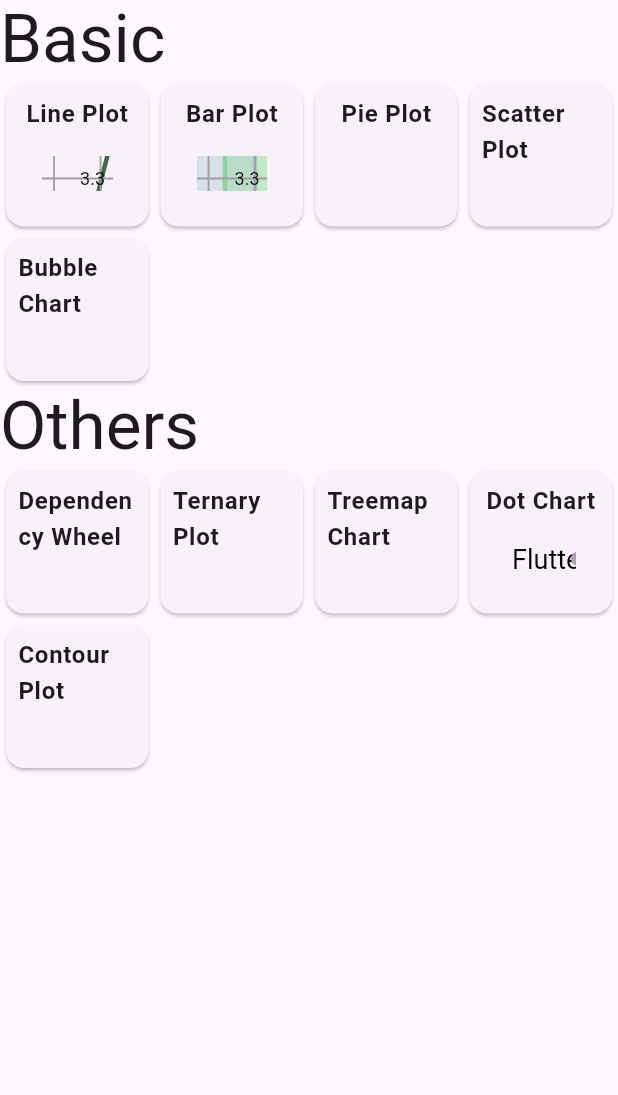
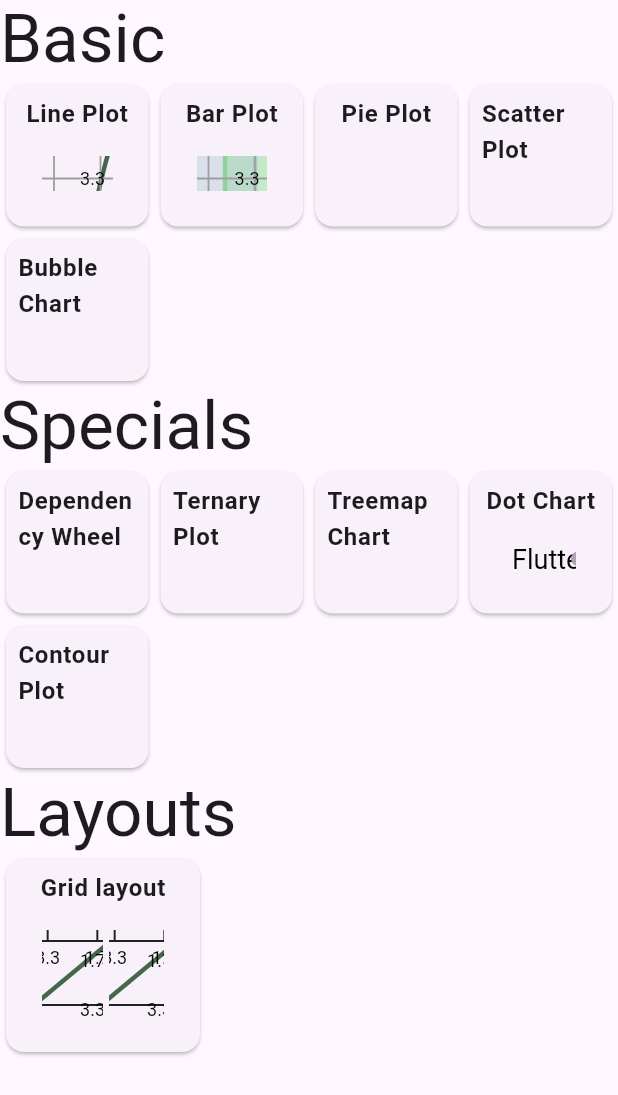
Before and after one commit to ClementBeal/pretty_charts, a Flutter app: the screen it shows after launch, on a phone screen of 412 x 824 dp. Shown: the top 1095 px of the screen. Run offline on Flutter 3.47's test engine with Material 3 defaults, Android fonts, the phone set to English and light mode, and no system bars.

Commit message:
add grid layout

```diff
--- a/example/lib/home_screen.dart
+++ b/example/lib/home_screen.dart
@@ -1,5 +1,6 @@
 import 'dart:math';
 
+import 'package:example/features/grid_layout/grid_layout_screen.dart';
 import 'package:flutter/material.dart';
 import 'package:example/features/bar_plot/bar_plot.dart';
 import 'package:example/features/contour_plot/contour_plot_screen.dart';
@@ -21,7 +22,213 @@ class HomeScreen extends StatelessWidget {
       body: ListView(
         children: [
           const TitleText("Basic"),
-          GridView.count(
+          const BasicPlotGrid(),
+          const TitleText("Specials"),
+          const SpecialChartsGrid(),
+          TitleText("Layouts"),
+          const LayoutGrid(),
+        ],
+      ),
+    );
+  }
+}
+
+class LayoutGrid extends StatelessWidget {
+  const LayoutGrid({
+    super.key,
+  });
+
+  @override
+  Widget build(BuildContext context) {
+    return GridView.count(
+      shrinkWrap: true,
+      physics: const NeverScrollableScrollPhysics(),
+      crossAxisCount: 3,
+      children: [
+        PlotCard(
+          name: "Grid layout",
+          destinationPage: GridLayoutScreen(),
+          plot: GridPlotLayout(
+            pattern: """
+AL""",
+            orders: "AL",
+            children: [
+              LinePlot(
+                axes: CartesianAxes(
+                  xLimits: AxesLimit(0, 5),
+                  yLimits: AxesLimit(0, 5),
+                  numberOfTicksOnX: 3,
+                  numberOfTicksOnY: 3,
+                ),
+                data: [
+                  LinePlotData(
+                    onGenerateY: (x) => x,
+                  ),
+                ],
+              ),
+              LinePlot(
+                axes: CartesianAxes(
+                  xLimits: AxesLimit(0, 5),
+                  yLimits: AxesLimit(0, 5),
+                  numberOfTicksOnX: 3,
+                  numberOfTicksOnY: 3,
+                ),
+                data: [
+                  LinePlotData(
+                    onGenerateY: (x) => x,
+                  ),
+                ],
+              ),
+            ],
+          ),
+        ),
+      ],
+    );
+  }
+}
+
+class SpecialChartsGrid extends StatelessWidget {
+  const SpecialChartsGrid({
+    super.key,
+  });
+
+  @override
+  Widget build(BuildContext context) {
+    return GridView.count(
+      shrinkWrap: true,
+      physics: const NeverScrollableScrollPhysics(),
+      crossAxisCount: 4,
+      children: [
+        PlotCard(
+          name: "Dependency Wheel",
+          plot: DependencyWheelChart(
+            sectionSpacing: 0.2,
+            data: [
+              DependencyWheelChartData(from: "A", to: "B", value: 2),
+              DependencyWheelChartData(from: "A", to: "C", value: 1),
+              DependencyWheelChartData(from: "C", to: "B", value: 4),
+            ],
+          ),
+          destinationPage: const DependencyWheelScreen(),
+        ),
+        PlotCard(
+          name: "Ternary Plot",
+          plot: TernaryPlot(
+            colorMap: pastel2,
+            data: [
+              TernaryPlotData(
+                name: "",
+                data: [
+                  TernaryPosition(
+                    leftAxesValue: 0,
+                    rightAxesValue: 0,
+                    bottomAxesValue: 100,
+                  ),
+                  TernaryPosition(
+                    leftAxesValue: 30,
+                    rightAxesValue: 0,
+                    bottomAxesValue: 90,
+                  ),
+                  TernaryPosition(
+                    leftAxesValue: 0,
+                    rightAxesValue: 30,
+                    bottomAxesValue: 90,
+                  ),
+                ],
+              ),
+              TernaryPlotData(
+                name: "",
+                data: [
+                  TernaryPosition(
+                      leftAxesValue: 100,
+                      bottomAxesValue: 0,
+                      rightAxesValue: 0),
+                  TernaryPosition(
+                      leftAxesValue: 80,
+                      bottomAxesValue: 40,
+                      rightAxesValue: 0),
+                  TernaryPosition(
+                      leftAxesValue: 40,
+                      bottomAxesValue: 40,
+                      rightAxesValue: 40),
+                ],
+              ),
+            ],
+            axes: TernaryPlotAxes(
+              leftAxesTitle: "Water",
+              rightAxesTitle: "Salt",
+              bottomAxesTitle: "Sugar",
+            ),
+          ),
+          destinationPage: const TernaryPlotScreen(),
+        ),
+        PlotCard(
+          name: "Treemap Chart",
+          plot: TreeMapChart(
+            interactions: [],
+            data: [
+              TreeMapChartData(name: "France", value: 54),
+              TreeMapChartData(name: "Italy", value: 22),
+              TreeMapChartData(name: "Spain", value: 10),
+              TreeMapChartData(name: "Portugal", value: 5),
+              TreeMapChartData(name: "UK", value: 2),
+            ],
+          ),
+          destinationPage: const TreeMapChartScreen(),
+        ),
+        PlotCard(
+          name: "Dot Chart",
+          plot: DotPlot(
+            axes: CartesianAxes(
+              xLimits: AxesLimit(20, 100),
+              yLimits: AxesLimit(20, 100),
+              numberOfTicksOnX: 3,
+              numberOfTicksOnY: 3,
+              xLabelsBuilder: (x) {
+                return x.toStringAsFixed(0);
+              },
+            ),
+            data: [
+              DotPlotData(data: [20, 80], name: "Flutter"),
+              DotPlotData(data: [56, 67], name: "Python"),
+              DotPlotData(data: [89, 32], name: "PHP"),
+            ],
+          ),
+          destinationPage: const DotPlotScreen(),
+        ),
+        PlotCard(
+          name: "Contour Plot",
+          plot: ContourPlot(
+            axes: CartesianAxes(
+              xLimits: AxesLimit(0, 5),
+              yLimits: AxesLimit(0, 5),
+              numberOfTicksOnX: 3,
+              numberOfTicksOnY: 3,
+            ),
+            data: [
+              ContourPlotData(
+                onGenerate: (x, y) {
+                  return sin(x) + sin(y);
+                },
+                nbLines: 20,
+              ),
+            ],
+          ),
+          destinationPage: const ContourPlotScreen(),
+        ),
+      ],
+    );
+  }
+}
+
+class BasicPlotGrid extends StatelessWidget {
+  const BasicPlotGrid({
+    super.key,
+  });
+
+  @override
+  Widget build(BuildContext context) {
+    return GridView.count(
       shrinkWrap: true,
       physics: const NeverScrollableScrollPhysics(),
       crossAxisCount: 4,
@@ -143,133 +350,6 @@ class HomeScreen extends StatelessWidget {
           destinationPage: const ScatterPlotScreen(),
         ),
       ],
-          ),
-          const TitleText("Others"),
-          GridView.count(
-            shrinkWrap: true,
-            physics: const NeverScrollableScrollPhysics(),
-            crossAxisCount: 4,
-            children: [
-              PlotCard(
-                name: "Dependency Wheel",
-                plot: DependencyWheelChart(
-                  sectionSpacing: 0.2,
-                  data: [
-                    DependencyWheelChartData(from: "A", to: "B", value: 2),
-                    DependencyWheelChartData(from: "A", to: "C", value: 1),
-                    DependencyWheelChartData(from: "C", to: "B", value: 4),
-                  ],
-                ),
-                destinationPage: const DependencyWheelScreen(),
-              ),
-              PlotCard(
-                name: "Ternary Plot",
-                plot: TernaryPlot(
-                  colorMap: pastel2,
-                  data: [
-                    TernaryPlotData(
-                      name: "",
-                      data: [
-                        TernaryPosition(
-                          leftAxesValue: 0,
-                          rightAxesValue: 0,
-                          bottomAxesValue: 100,
-                        ),
-                        TernaryPosition(
-                          leftAxesValue: 30,
-                          rightAxesValue: 0,
-                          bottomAxesValue: 90,
-                        ),
-                        TernaryPosition(
-                          leftAxesValue: 0,
-                          rightAxesValue: 30,
-                          bottomAxesValue: 90,
-                        ),
-                      ],
-                    ),
-                    TernaryPlotData(
-                      name: "",
-                      data: [
-                        TernaryPosition(
-                            leftAxesValue: 100,
-                            bottomAxesValue: 0,
-                            rightAxesValue: 0),
-                        TernaryPosition(
-                            leftAxesValue: 80,
-                            bottomAxesValue: 40,
-                            rightAxesValue: 0),
-                        TernaryPosition(
-                            leftAxesValue: 40,
-                            bottomAxesValue: 40,
-                            rightAxesValue: 40),
-                      ],
-                    ),
-                  ],
-                  axes: TernaryPlotAxes(
-                    leftAxesTitle: "Water",
-                    rightAxesTitle: "Salt",
-                    bottomAxesTitle: "Sugar",
-                  ),
-                ),
-                destinationPage: const TernaryPlotScreen(),
-              ),
-              PlotCard(
-                name: "Treemap Chart",
-                plot: TreeMapChart(
-                  data: [
-                    TreeMapChartData(name: "France", value: 54),
-                    TreeMapChartData(name: "Italy", value: 22),
-                    TreeMapChartData(name: "Spain", value: 10),
-                    TreeMapChartData(name: "Portugal", value: 5),
-                    TreeMapChartData(name: "UK", value: 2),
-                  ],
-                ),
-                destinationPage: const TreeMapChartScreen(),
-              ),
-              PlotCard(
-                name: "Dot Chart",
-                plot: DotPlot(
-                  axes: CartesianAxes(
-                    xLimits: AxesLimit(20, 100),
-                    yLimits: AxesLimit(20, 100),
-                    numberOfTicksOnX: 3,
-                    numberOfTicksOnY: 3,
-                    xLabelsBuilder: (x) {
-                      return x.toStringAsFixed(0);
-                    },
-                  ),
-                  data: [
-                    DotPlotData(data: [20, 80], name: "Flutter"),
-                    DotPlotData(data: [56, 67], name: "Python"),
-                    DotPlotData(data: [89, 32], name: "PHP"),
-                  ],
-                ),
-                destinationPage: const DotPlotScreen(),
-              ),
-              PlotCard(
-                name: "Contour Plot",
-                plot: ContourPlot(
-                  axes: CartesianAxes(
-                    xLimits: AxesLimit(0, 5),
-                    yLimits: AxesLimit(0, 5),
-                    numberOfTicksOnX: 3,
-                    numberOfTicksOnY: 3,
-                  ),
-                  data: [
-                    ContourPlotData(
-                      onGenerate: (x, y) {
-                        return sin(x) + sin(y);
-                      },
-                      nbLines: 20,
-                    ),
-                  ],
-                ),
-                destinationPage: const ContourPlotScreen(),
-              ),
-            ],
-          ),
-        ],
-      ),
     );
   }
 }
--- a/lib/pretty_charts.dart
+++ b/lib/pretty_charts.dart
@@ -40,3 +40,6 @@ export 'src/plots/dependency_wheel/dependency_wheel.dart'
     show DependencyWheelChart;
 export 'src/plots/dependency_wheel/dependency_wheel_data.dart'
     show DependencyWheelChartData;
+
+export 'src/layouts/grid_plot_layout.dart' show GridPlotLayout;
+export 'src/shared/chart_viewer.dart' show ChartInteraction;
--- /dev/null
+++ b/lib/src/layouts/grid_plot_layout.dart
@@ -0,0 +1,140 @@
+import 'package:flutter/foundation.dart';
+import 'package:flutter/material.dart';
+
+class GridPlotLayout extends StatefulWidget {
+  const GridPlotLayout({
+    super.key,
+    required this.pattern,
+    required this.orders,
+    required this.children,
+  });
+
+  final String pattern;
+  final String orders;
+  final List<Widget> children;
+
+  @override
+  State<GridPlotLayout> createState() => _GridPlotLayoutState();
+}
+
+class _GridPlotLayoutState extends State<GridPlotLayout> {
+  int nbCols = 0;
+  int nbLines = 0;
+
+  Map<String, (Offset, int, int)> _layout = {};
+
+  @override
+  void initState() {
+    super.initState();
+
+    loadPattern();
+  }
+
+  @override
+  void didUpdateWidget(covariant GridPlotLayout oldWidget) {
+    super.didUpdateWidget(oldWidget);
+
+    if (oldWidget.pattern != widget.pattern ||
+        oldWidget.orders != widget.orders) {
+      loadPattern();
+    }
+  }
+
+  void loadPattern() {
+    final trimPattern = widget.pattern.replaceAll(RegExp(r"\s"), "");
+    final lines = widget.pattern.trim().split("\n");
+    final totalLines = lines.length;
+    final totalCols = lines.first.length;
+
+    final hasCorrectDimension =
+        lines.every((element) => element.length == totalCols);
+
+    if (!hasCorrectDimension) {
+      throw Exception(
+          "Your GridPlotLayout dimension is not correct. Please check that all your rows have the same number of columns.");
+    }
+
+    final letters = <String>{};
+
+    for (var i = 0; i < trimPattern.length; i++) {
+      letters.add(trimPattern[i]);
+    }
+
+    if (!setEquals(letters, widget.orders.split("").toSet())) {
+      throw Exception(
+          "Your GridPlotLayout pattern and orders don't match. Please check that all you didn't add or remove a letter.");
+    }
+
+    final layout = <String, (Offset, int, int)>{};
+
+    for (var i = 0; i < lines.length; i++) {
+      final line = lines[i];
+
+      final alreadyAddedRow = <String>{};
+      final cols = <String, int>{};
+      final fixedCols = <String>{};
+
+      for (var j = 0; j < line.length; j++) {
+        final letter = line[j];
+
+        if (!fixedCols.contains(letter)) {
+          cols.update(
+            letter,
+            (value) => value + 1,
+            ifAbsent: () => 1,
+          );
+        }
+
+        layout.update(
+          letter,
+          (value) => (
+            value.$1,
+            value.$2 + ((alreadyAddedRow.contains(letter)) ? 0 : 1),
+            cols[letter]!,
+          ),
+          ifAbsent: () => (Offset(i + 1, j + 1), 1, 1),
+        );
+
+        alreadyAddedRow.add(letter);
+      }
+    }
+
+    setState(() {
+      nbCols = totalCols;
+      nbLines = totalLines;
+      _layout = layout;
+    });
+  }
+
+  @override
+  Widget build(BuildContext context) {
+    return LayoutBuilder(
+      builder: (context, constraints) {
+        final cellWidth = constraints.maxWidth / nbCols;
+        final cellHeight = constraints.maxHeight / nbLines;
+
+        return Stack(
+          fit: StackFit.expand,
+          children: _layout.entries.map(
+            (e) {
+              final index = widget.orders.indexOf(e.key);
+              final offset = e.value.$1;
+              final rows = e.value.$2;
+              final cols = e.value.$3;
+
+              return Positioned(
+                top: (cellHeight + (offset.dx - 1) * 4) * (offset.dx - 1),
+                left: (cellWidth + (offset.dy - 1) * 4) * (offset.dy - 1),
+                child: SizedBox(
+                  width: cellWidth * cols,
+                  height: cellHeight * rows,
+                  child: widget.children[index],
+                ),
+              );
+            },
+          ).toList(),
+        );
+      },
+    );
+  }
+}
--- a/lib/src/plots/pie_plot/pie_plot.dart
+++ b/lib/src/plots/pie_plot/pie_plot.dart
@@ -4,8 +4,6 @@ import 'package:pretty_charts/src/shared/chart_viewer.dart';
 import 'package:pretty_charts/src/shared/color_maps/color_map.dart';
 
 import 'dart:math' as math;
-
-import 'package:pretty_charts/src/shared/polygon_centroid.dart';
 
 class PiePlot extends StatefulWidget {
   const PiePlot({
@@ -370,6 +368,15 @@ class PiePlotPainter extends CustomPainter {
 
   @override
   bool shouldRepaint(covariant CustomPainter oldDelegate) {
+    if (oldDelegate is PiePlotPainter) {
+      // Check if any of the parameters that affect the appearance have changed
+      return oldDelegate.scaleFactor != scaleFactor ||
+          oldDelegate.offset != offset ||
+          oldDelegate.tapOffset != tapOffset ||
+          oldDelegate.previousTapOffset != previousTapOffset ||
+          oldDelegate.animationProgress != animationProgress ||
+          oldDelegate.selectedProgress != selectedProgress;
+    }
     return true;
   }
 }
--- a/lib/src/plots/treemap_chart/treemap_chart.dart
+++ b/lib/src/plots/treemap_chart/treemap_chart.dart
@@ -16,6 +16,7 @@ class TreeMapChart extends StatefulWidget {
     this.animationDuration = Durations.extralong1,
     this.animationCurve = Curves.easeInOut,
     this.onGenerateSelectedLabel,
+    this.interactions = ChartInteraction.values,
   });
 
   final List<TreeMapChartData> data;
@@ -23,6 +24,7 @@ class TreeMapChart extends StatefulWidget {
   final Curve animationCurve;
   final ColorMap? colorMap;
   final String Function(TreeMapChartData data)? onGenerateSelectedLabel;
+  final List<ChartInteraction> interactions;
 
   @override
   State<TreeMapChart> createState() => _TreeMapChartState();
@@ -37,6 +39,7 @@ class _TreeMapChartState extends State<TreeMapChart> {
   Widget build(BuildContext context) {
     return ChartViewer(
       initialScale: 1.0,
+      interactions: widget.interactions,
       onScale: (double scaleFactor, Offset offset) {
         setState(() {
           _scaleFactor = scaleFactor;
--- a/lib/src/shared/chart_viewer.dart
+++ b/lib/src/shared/chart_viewer.dart
@@ -1,4 +1,9 @@
 import 'package:flutter/widgets.dart';
+
+enum ChartInteraction {
+  scale,
+  move;
+}
 
 class ChartViewer extends StatefulWidget {
   const ChartViewer({
@@ -6,6 +11,7 @@ class ChartViewer extends StatefulWidget {
     required this.child,
     required this.onScale,
     required this.initialScale,
+    this.interactions = ChartInteraction.values,
     this.onTapUp,
   });
 
@@ -13,6 +19,7 @@ class ChartViewer extends StatefulWidget {
   final void Function(double scaleFactor, Offset offset) onScale;
   final void Function(TapUpDetails details)? onTapUp;
   final double initialScale;
+  final List<ChartInteraction> interactions;
 
   @override
   State<ChartViewer> createState() => _ChartViewerState();
@@ -38,8 +45,12 @@ class _ChartViewerState extends State<ChartViewer> {
         _tmpScale = _scale;
       },
       onScaleUpdate: (details) {
-        _scale = _tmpScale * details.scale;
-        _offset += details.focalPointDelta * 0.9;
+        if (widget.interactions.contains(ChartInteraction.scale)) {
+          _scale = _tmpScale * details.scale;
+        }
+        if (widget.interactions.contains(ChartInteraction.move)) {
+          _offset += details.focalPointDelta * 0.9;
+        }
 
         widget.onScale(_scale, _offset);
       },
```
Also changed, not shown: example/lib/features/grid_layout/grid_layout_screen.dart (added, +81 -0 lines). Lines whose indentation alone changed are shown as unchanged.
